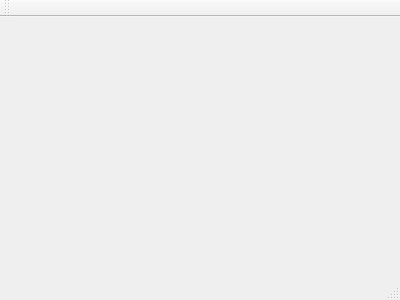
Old version of the form OOP_4/mainwindow.ui in the repository Pacman29/oop_4_2.
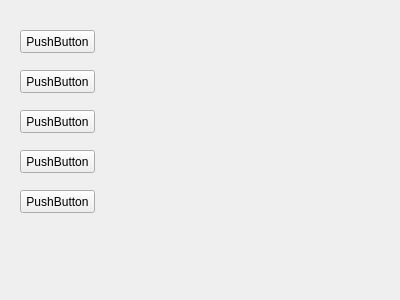
New version of the form.

What changed in the file:
```diff
--- a/OOP_4/mainwindow.ui
+++ b/OOP_4/mainwindow.ui
@@ -12,13 +12,75 @@
   <property name="windowTitle" >
    <string>MainWindow</string>
   </property>
-  <widget class="QMenuBar" name="menuBar" />
-  <widget class="QToolBar" name="mainToolBar" />
-  <widget class="QWidget" name="centralWidget" />
-  <widget class="QStatusBar" name="statusBar" />
+  <widget class="QWidget" name="centralWidget">
+   <widget class="QPushButton" name="pushButton">
+    <property name="geometry">
+     <rect>
+      <x>20</x>
+      <y>30</y>
+      <width>75</width>
+      <height>23</height>
+     </rect>
+    </property>
+    <property name="text">
+     <string>PushButton</string>
+    </property>
+   </widget>
+   <widget class="QPushButton" name="pushButton_2">
+    <property name="geometry">
+     <rect>
+      <x>20</x>
+      <y>70</y>
+      <width>75</width>
+      <height>23</height>
+     </rect>
+    </property>
+    <property name="text">
+     <string>PushButton</string>
+    </property>
+   </widget>
+   <widget class="QPushButton" name="pushButton_3">
+    <property name="geometry">
+     <rect>
+      <x>20</x>
+      <y>110</y>
+      <width>75</width>
+      <height>23</height>
+     </rect>
+    </property>
+    <property name="text">
+     <string>PushButton</string>
+    </property>
+   </widget>
+   <widget class="QPushButton" name="pushButton_4">
+    <property name="geometry">
+     <rect>
+      <x>20</x>
+      <y>150</y>
+      <width>75</width>
+      <height>23</height>
+     </rect>
+    </property>
+    <property name="text">
+     <string>PushButton</string>
+    </property>
+   </widget>
+   <widget class="QPushButton" name="pushButton_5">
+    <property name="geometry">
+     <rect>
+      <x>20</x>
+      <y>190</y>
+      <width>75</width>
+      <height>23</height>
+     </rect>
+    </property>
+    <property name="text">
+     <string>PushButton</string>
+    </property>
+   </widget>
+  </widget>
  </widget>
- <layoutDefault spacing="6" margin="11" />
- <pixmapfunction></pixmapfunction>
+ <layoutdefault spacing="6" margin="11"/>
  <resources/>
  <connections/>
 </ui>
```
Left out of the diff: 7 changed lines with no effect on the pictures.
